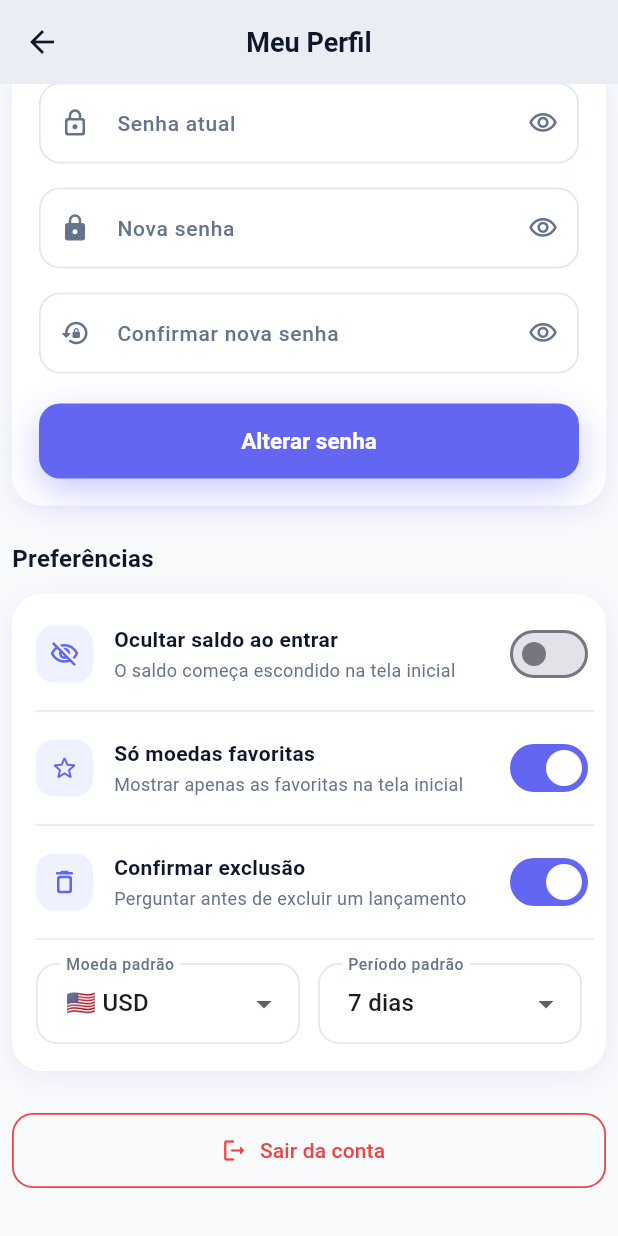
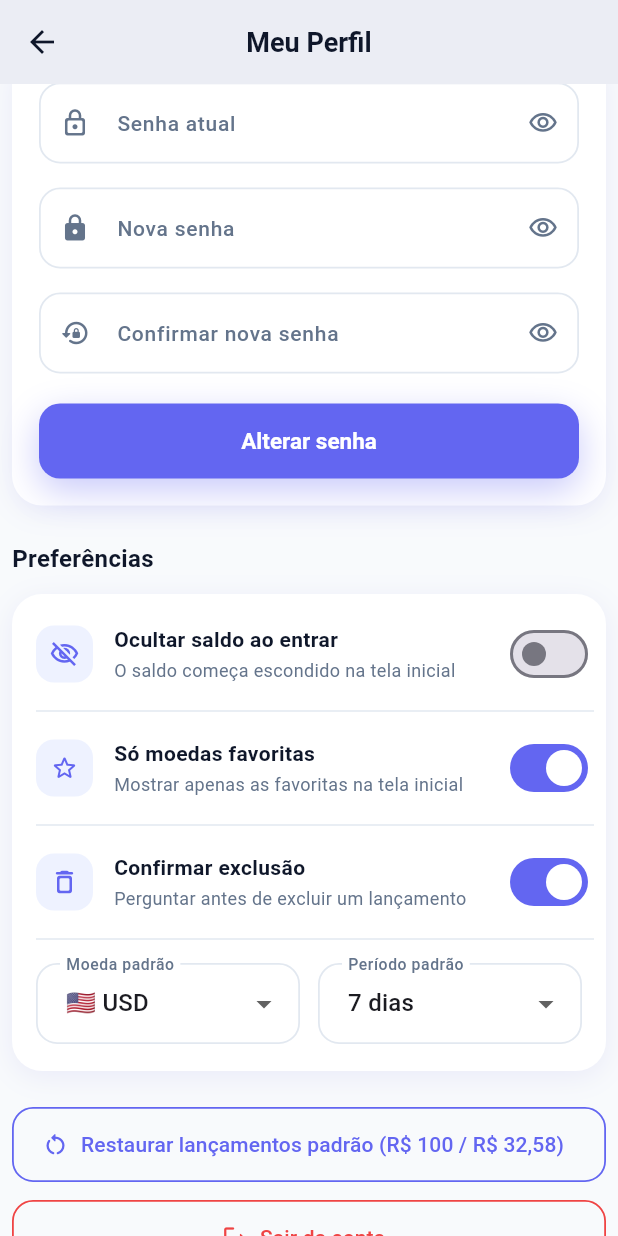
Before and after one commit to OtavioTadeu/MYNJO, a Flutter app: the TelaPerfil screen opened directly with sample values from the repository, scrolled down 479 dp, on a phone screen of 412 x 824 dp. Run offline on Flutter 3.47's test engine with Material 3 defaults, Android fonts, the phone set to English and light mode, and no system bars; our stand-ins replace shared_preferences; accounts and stored records are empty; network calls fail.

Commit message:
feat: define lançamentos iniciais (R$ 100 de entrada e R$ 32,58 de saída) e adiciona restauração no perfil

```diff
--- a/lib/dados/app_dados.dart
+++ b/lib/dados/app_dados.dart
@@ -215,6 +215,11 @@ class AppDados extends ChangeNotifier {
     _bancoDadosLocal.salvarTransacoes(_transacoes);
   }
 
+  Future<void> restaurarTransacoesPadrao() async {
+    _transacoes = await _bancoDadosLocal.restaurarTransacoesPadrao();
+    notifyListeners();
+  }
+
   // Gestão de usuários e login com persistência no banco local
   Usuario? buscarUsuario(String email, String senha) {
     for (final u in _usuarios) {
--- a/lib/dados/banco_dados_local.dart
+++ b/lib/dados/banco_dados_local.dart
@@ -7,6 +7,8 @@ class BancoDadosLocal {
   static const String chaveUsuarios = 'banco_usuarios';
   static const String chaveUsuarioLogado = 'banco_usuario_logado';
   static const String chaveTransacoes = 'banco_transacoes';
+  static const String chaveVersaoTransacoes = 'banco_versao_transacoes';
+  static const int versaoTransacoesAtual = 2;
 
   // ===== USUÁRIOS =====
 
@@ -75,6 +77,16 @@ class BancoDadosLocal {
 
   Future<List<Transacao>> carregarTransacoes() async {
     final prefs = await SharedPreferences.getInstance();
+    final versao = prefs.getInt(chaveVersaoTransacoes) ?? 1;
+
+    // Se estiver na versão anterior (ou primeira execução com novos valores padrão de 100 e 32.58), sincroniza
+    if (versao < versaoTransacoesAtual) {
+      await prefs.setInt(chaveVersaoTransacoes, versaoTransacoesAtual);
+      final iniciais = List<Transacao>.from(transacoesExemplo);
+      await salvarTransacoes(iniciais);
+      return iniciais;
+    }
+
     final jsonString = prefs.getString(chaveTransacoes);
 
     if (jsonString == null) {
@@ -97,6 +109,14 @@ class BancoDadosLocal {
     }
   }
 
+  Future<List<Transacao>> restaurarTransacoesPadrao() async {
+    final prefs = await SharedPreferences.getInstance();
+    await prefs.setInt(chaveVersaoTransacoes, versaoTransacoesAtual);
+    final iniciais = List<Transacao>.from(transacoesExemplo);
+    await salvarTransacoes(iniciais);
+    return iniciais;
+  }
+
   Future<void> salvarTransacoes(List<Transacao> transacoes) async {
     final prefs = await SharedPreferences.getInstance();
     final jsonString = jsonEncode(transacoes.map((t) => t.toJson()).toList());
--- a/lib/models/transacao.dart
+++ b/lib/models/transacao.dart
@@ -70,83 +70,19 @@ const List<String> categoriasDisponiveis = [
 
 final List<Transacao> transacoesExemplo = [
   Transacao(
-    id: 's0',
+    id: 'e0',
     tipo: TipoTransacao.entrada,
-    descricao: 'Salário mensal',
-    valor: 6800.0,
-    categoria: 'Salário',
-    data: DateTime.now().subtract(const Duration(days: 2)),
+    descricao: 'Depósito inicial',
+    valor: 100.0,
+    categoria: 'Outros',
+    data: DateTime.now().subtract(const Duration(days: 1)),
   ),
   Transacao(
-    id: 's1',
-    tipo: TipoTransacao.fixo,
-    descricao: 'Aluguel',
-    valor: 1850.0,
-    categoria: 'Moradia',
-    data: DateTime.now().subtract(const Duration(days: 3)),
-  ),
-  Transacao(
-    id: 's2',
+    id: 's0',
     tipo: TipoTransacao.saida,
-    descricao: 'Supermercado',
-    valor: 412.90,
+    descricao: 'Lanche / Mercado',
+    valor: 32.58,
     categoria: 'Alimentação',
-    data: DateTime.now().subtract(const Duration(days: 4)),
-  ),
-  Transacao(
-    id: 's3',
-    tipo: TipoTransacao.fixo,
-    descricao: 'Internet fibra',
-    valor: 119.90,
-    categoria: 'Assinaturas',
-    data: DateTime.now().subtract(const Duration(days: 5)),
-  ),
-  Transacao(
-    id: 's4',
-    tipo: TipoTransacao.saida,
-    descricao: 'Uber',
-    valor: 38.50,
-    categoria: 'Transporte',
-    data: DateTime.now().subtract(const Duration(days: 5)),
-  ),
-  Transacao(
-    id: 's5',
-    tipo: TipoTransacao.entrada,
-    descricao: 'Projeto freelance',
-    valor: 1500.0,
-    categoria: 'Freelance',
-    data: DateTime.now().subtract(const Duration(days: 7)),
-  ),
-  Transacao(
-    id: 's6',
-    tipo: TipoTransacao.saida,
-    descricao: 'Cinema',
-    valor: 64.0,
-    categoria: 'Lazer',
-    data: DateTime.now().subtract(const Duration(days: 8)),
-  ),
-  Transacao(
-    id: 's7',
-    tipo: TipoTransacao.saida,
-    descricao: 'Farmácia',
-    valor: 87.30,
-    categoria: 'Saúde',
-    data: DateTime.now().subtract(const Duration(days: 10)),
-  ),
-  Transacao(
-    id: 's8',
-    tipo: TipoTransacao.fixo,
-    descricao: 'Streaming',
-    valor: 55.90,
-    categoria: 'Assinaturas',
-    data: DateTime.now().subtract(const Duration(days: 12)),
-  ),
-  Transacao(
-    id: 's9',
-    tipo: TipoTransacao.saida,
-    descricao: 'Restaurante',
-    valor: 145.0,
-    categoria: 'Alimentação',
-    data: DateTime.now().subtract(const Duration(days: 13)),
+    data: DateTime.now(),
   ),
 ];
--- a/lib/screens/lancamento.dart
+++ b/lib/screens/lancamento.dart
@@ -169,6 +169,9 @@ class _TelaLancamentoState extends State<TelaLancamento> {
                     if (valor == null || valor <= 0) {
                       return 'Informe um valor válido maior que zero';
                     }
+                    if (valor > 100000000) {
+                      return 'Valor muito alto (máximo R\$ 100.000.000,00)';
+                    }
                     return null;
                   },
                 ),
--- a/lib/screens/perfil.dart
+++ b/lib/screens/perfil.dart
@@ -300,7 +300,35 @@ class _TelaPerfilState extends State<TelaPerfil> {
                 ],
               ),
             ),
-            const SizedBox(height: 28),
+            const SizedBox(height: 24),
+
+            // ===== Restaurar Lançamentos Padrão =====
+            OutlinedButton.icon(
+              onPressed: () {
+                mostrarDialogoConfirmacao(
+                  context: context,
+                  titulo: 'Restaurar Lançamentos Padrão?',
+                  mensagem:
+                      'Deseja redefinir os lançamentos para os valores padrão (Entrada: R\$ 100,00 e Saída: R\$ 32,58)?',
+                  textoBotao: 'Restaurar',
+                  aoConfirmar: () {
+                    context.read<AppDados>().restaurarTransacoesPadrao();
+                    mostrarMensagemSucesso(
+                        context, 'Lançamentos redefinidos com sucesso!');
+                  },
+                );
+              },
+              icon: const Icon(Icons.restart_alt_rounded),
+              label: const Text('Restaurar lançamentos padrão (R\$ 100 / R\$ 32,58)'),
+              style: OutlinedButton.styleFrom(
+                foregroundColor: AppColors.primary,
+                side: const BorderSide(color: AppColors.primary, width: 1.2),
+                minimumSize: const Size(64, 50),
+                shape: RoundedRectangleBorder(
+                    borderRadius: BorderRadius.circular(14)),
+              ),
+            ),
+            const SizedBox(height: 12),
 
             // ===== Sair =====
             OutlinedButton.icon(
```
Also changed, not shown: 2 other files.
